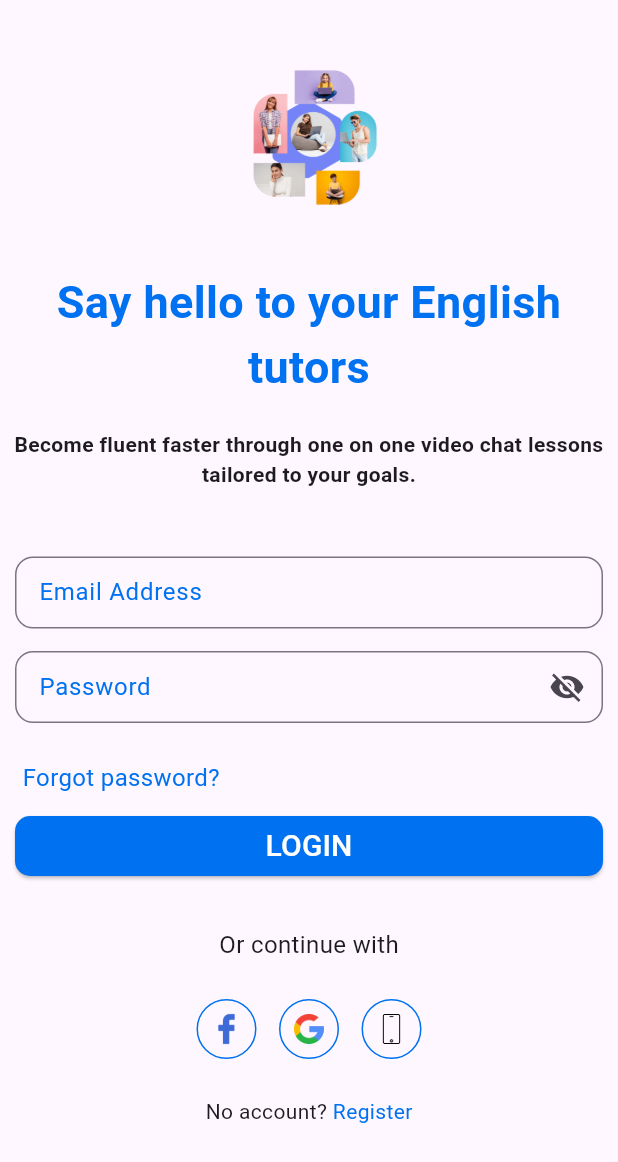
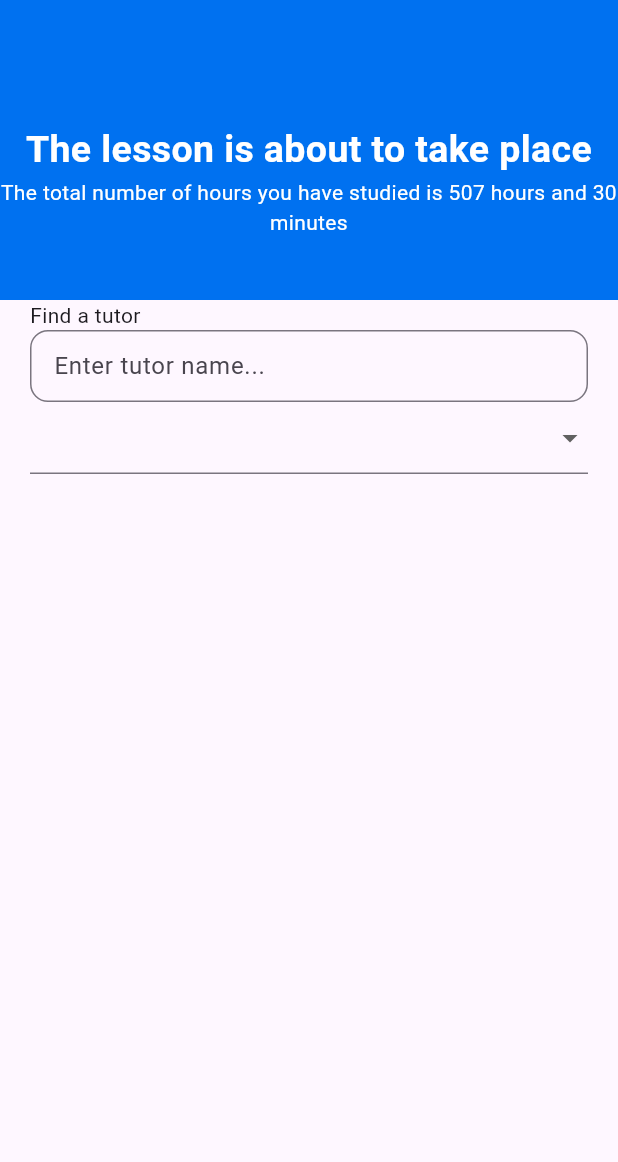
Before and after one commit to tojidevgame/MobileNC_20120597, a Flutter app: the screen it shows after launch, on a phone screen of 412 x 824 dp. Shown: the top 1162 px of the screen. Run offline on Flutter 3.47's test engine with Material 2 defaults, Android fonts, the phone set to English and light mode, and no system bars.

Commit message:
screen list tutor

```diff
--- /dev/null
+++ b/project_source_code_20120597/lib/features/list_teacher/screens/screen_list_teacher.dart
@@ -0,0 +1,93 @@
+import 'package:flutter/material.dart';
+import 'package:lettutor_mobile_toji/commons/const_var.dart';
+
+class TutorScreen extends StatefulWidget {
+  const TutorScreen({Key? key}) : super(key: key);
+
+  @override
+  State<StatefulWidget> createState() {
+    return TutorScreenState();
+  }
+}
+
+class TutorScreenState extends State<TutorScreen> {
+  @override
+  Widget build(BuildContext context) {
+    return Scaffold(
+        body: SingleChildScrollView(
+      child: Column(
+        mainAxisAlignment: MainAxisAlignment.center,
+        children: <Widget>[
+          SizedBox(
+              width: double.infinity,
+              height: 200,
+              child: Container(
+                color: primaryColor,
+                child: const Padding(
+                  padding: EdgeInsets.fromLTRB(0, 40, 0, 0),
+                  child: Column(
+                    mainAxisAlignment: MainAxisAlignment.center,
+                    children: <Widget>[
+                      Text(
+                        'The lesson is about to take place',
+                        textAlign: TextAlign.center,
+                        style: TextStyle(
+                            color: Colors.white,
+                            fontSize: 25,
+                            fontWeight: FontWeight.bold),
+                      ),
+                      Text(
+                        'The total number of hours you have studied is 507 hours and 30 minutes',
+                        textAlign: TextAlign.center,
+                        style: TextStyle(color: Colors.white, fontSize: 14),
+                      ),
+                    ],
+                  ),
+                ),
+              )),
+          Padding(
+            padding: const EdgeInsets.fromLTRB(20, 0, 20, 0),
+            child: Container(
+                alignment: Alignment.topLeft,
+                child: Column(
+                  mainAxisAlignment: MainAxisAlignment.start,
+                  crossAxisAlignment: CrossAxisAlignment.start,
+                  children: <Widget>[
+                    const Text('Find a tutor'),
+                    const TextField(
+                        autocorrect: false,
+                        enableSuggestions: false,
+                        decoration: InputDecoration(
+                          labelStyle: TextStyle(
+                            color: primaryColor,
+                          ),
+                          focusedBorder: OutlineInputBorder(
+                              borderSide: BorderSide(color: primaryColor),
+                              borderRadius:
+                                  BorderRadius.all(Radius.circular(12)),
+                              gapPadding: 0.5),
+                          border: OutlineInputBorder(
+                              borderSide: BorderSide(color: primaryColor),
+                              borderRadius:
+                                  BorderRadius.all(Radius.circular(12)),
+                              gapPadding: 1),
+                          contentPadding: EdgeInsets.fromLTRB(15, 0, 0, 0),
+                          hintText: 'Enter tutor name...',
+                        )),
+                    DropdownButtonFormField<String>(
+                      items: const [
+                        DropdownMenuItem(value: 'Cac', child: Text('Cac')),
+                        DropdownMenuItem(value: 'Hehe', child: Text('Hehe')),
+                        DropdownMenuItem(value: 'Hihi', child: Text('Hehe')),
+                        DropdownMenuItem(value: 'Haha', child: Text('Hehe')),
+                      ],
+                      onChanged: (value) {},
+                    )
+                  ],
+                )),
+          )
+        ],
+      ),
+    ));
+  }
+}
--- a/project_source_code_20120597/lib/main.dart
+++ b/project_source_code_20120597/lib/main.dart
@@ -1,5 +1,6 @@
 import 'package:flutter/material.dart';
-import 'package:lettutor_mobile_toji/features/login/screens/login.dart';
+import 'package:lettutor_mobile_toji/features/list_teacher/screens/screen_list_teacher.dart';
+//import 'package:lettutor_mobile_toji/features/login/screens/screen_login.dart';
 
 void main() {
   runApp(const MyApp());
@@ -17,7 +18,7 @@ class MyApp extends StatelessWidget {
         colorScheme: ColorScheme.fromSeed(seedColor: Colors.deepPurple),
         useMaterial3: true,
       ),
-      home: const LoginScreen()
+      home: const TutorScreen()
     );
   }
 }
```
Also changed, not shown: project_source_code_20120597/lib/features/login/screens/screen_login.dart (renamed from project_source_code_20120597/lib/features/login/screens/login.dart).
